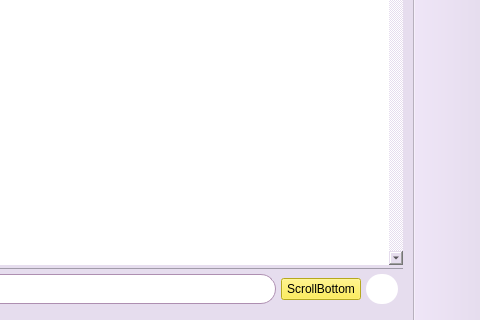
Qt form messenger/mainwindow.ui (ita-social-projects/HTTP_Messenger_Client) before a commit; both pictures show x 365 to 845 and y 222 to 542 of the 845 by 542 pixel window.
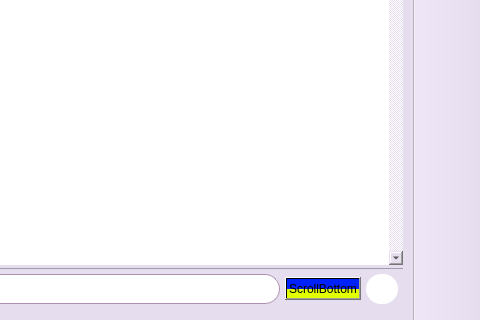
The same form after that commit. Icons and pictures are not drawn.

Commit message: Making chat more Ukrainian. Fixed bug.

Patch:
```diff
--- a/messenger/mainwindow.ui
+++ b/messenger/mainwindow.ui
@@ -527,7 +527,7 @@
              <item>
               <widget class="QPushButton" name="ScrollBot">
                <property name="styleSheet">
-                <string notr="true">background-color:rgb(255, 237, 42)</string>
+                <string notr="true">background-color:qlineargradient(spread:pad, x1:0, y1:0, x2:0, y2:1, stop:0.5 rgba(0, 33, 255, 255), stop:0.509615 rgba(225, 255, 0, 255))</string>
                </property>
                <property name="text">
                 <string>ScrollBottom</string>
```
The commit also changes 1 other file.
